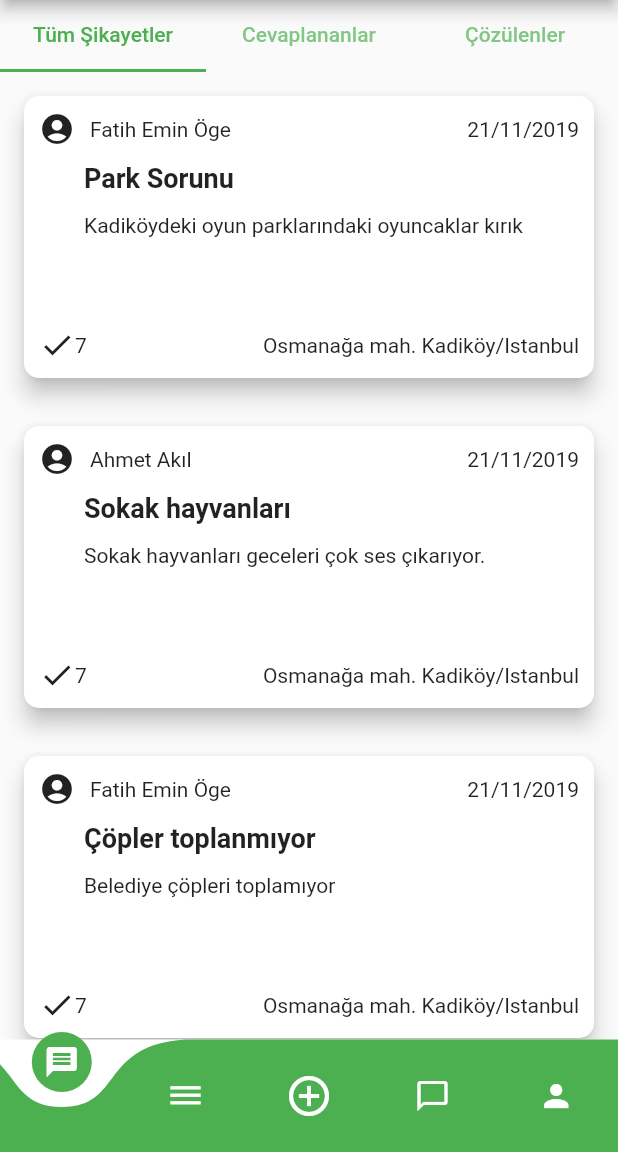
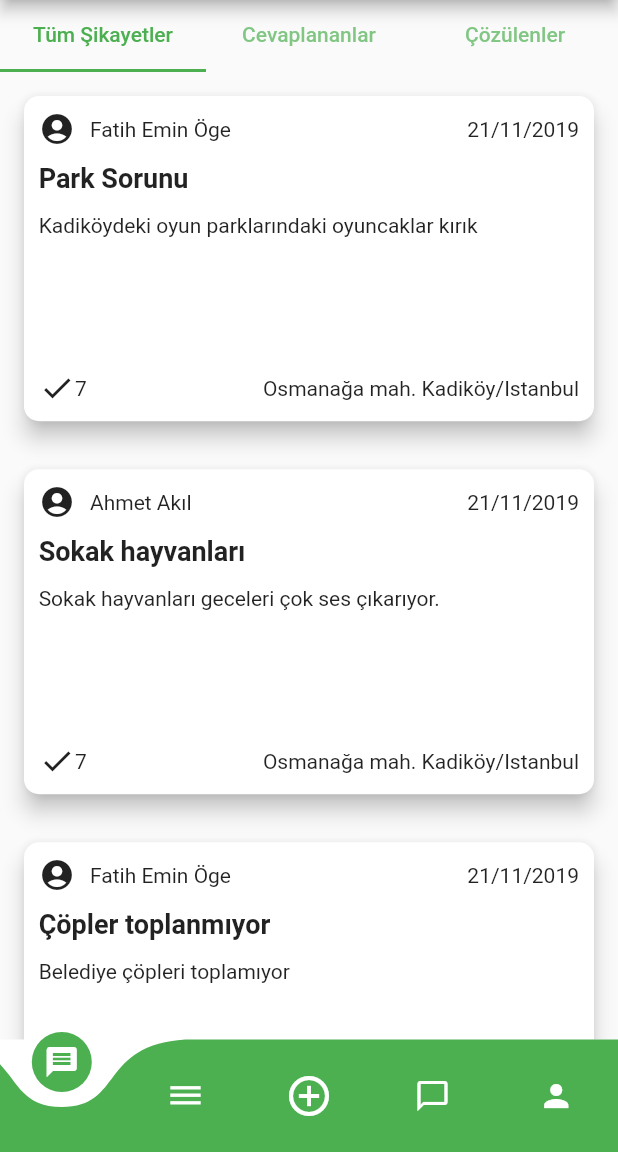
Before and after one commit to ahmetakil/destek_ver, a Flutter app: the screen it shows after launch, on a phone screen of 412 x 824 dp, the part 84-1236 px from its top. Run offline on Flutter 3.47's test engine with Material 2 defaults, Android fonts, the phone set to English and light mode, and no system bars; drawn by our look-alikes of curved_navigation_bar; our stand-ins replace cached_network_image, geolocator, google_maps_flutter, location, rating_bar.

Commit message:
size ları dynamic olarak ayarlıcak biçime getirdim

```diff
--- a/lib/models/complain.dart
+++ b/lib/models/complain.dart
@@ -2,7 +2,7 @@
 import 'package:google_maps_flutter/google_maps_flutter.dart';
 
 class Complain {
-  final String name;
+  final String username;
   final String complainTopic;
   final String complain;
   final DateTime dateTime;
@@ -15,7 +15,7 @@
   bool solved;
 
   Complain({
-    @required this.name,
+    @required this.username,
     @required this.complainTopic,
     @required this.complain,
     @required this.dateTime,
--- a/lib/provider/complains_provider.dart
+++ b/lib/provider/complains_provider.dart
@@ -6,7 +6,7 @@
 class ComplainsProvider with ChangeNotifier {
   List<Complain> _complains = [
     Complain(
-      name: 'Fatih Emin Öge',
+      username: 'Fatih Emin Öge',
       complainTopic: 'Park Sorunu',
       complain: 'Kadiköydeki oyun parklarındaki oyuncaklar kırık',
       location: LatLng(40.990307, 29.0298),
@@ -16,7 +16,7 @@
       upVote: 7,
     ),
     Complain(
-      name: 'Ahmet Akıl',
+      username: 'Ahmet Akıl',
       complainTopic: 'Sokak hayvanları',
       complain: 'Sokak hayvanları geceleri çok ses çıkarıyor.',
       location: LatLng(40.990307, 29.0298),
@@ -27,7 +27,7 @@
       upVote: 7,
     ),
     Complain(
-      name: 'Fatih Emin Öge',
+      username: 'Fatih Emin Öge',
       complainTopic: 'Çöpler toplanmıyor',
       complain: 'Belediye çöpleri toplamıyor',
       location: LatLng(40.990307, 29.0298),
@@ -41,14 +41,14 @@
   ];
 
   void addNewComplain({
-    String name,
+    String username,
     String complainTopic,
     String complain,
     LatLng location,
     DateTime date,
   }) async{
     final newComp = Complain(
-      name: name,
+      username: username,
       complainTopic: complainTopic,
       complain: complain,
       dateTime: date,
--- a/lib/screens/new_complain.dart
+++ b/lib/screens/new_complain.dart
@@ -25,7 +25,7 @@
     LatLng loc = Provider.of<LocationProvider>(context).location;
 
     Provider.of<ComplainsProvider>(context, listen: false).addNewComplain(
-      name: 'Ahmet Akıl',
+      username: 'Ahmet Akıl',
       complainTopic: _complainTopicController.text,
       complain: _complainController.text,
       location: loc,
@@ -75,11 +75,10 @@
                           return "Lütfen Şikayetinizi Girin";
                         } else if (value.length < 5) {
                           return "Şikayetiniz en az 6 karakter olmalıdır";
-                        } else if (value.length > 200) {
-                          return "Şikayetiniz en fazla 200 karakter olmalıdır";
                         }
                         return null;
                       },
+                      maxLength: 200,
                       decoration: InputDecoration(
                         labelText: 'Şikayet',
                         border: OutlineInputBorder(
--- a/lib/screens/tabs_screen.dart
+++ b/lib/screens/tabs_screen.dart
@@ -42,7 +42,7 @@
         bottomNavigationBar: CurvedNavigationBar(
           key: navKey,
           animationDuration: Duration(milliseconds: 200),
-          color: Color.fromRGBO(76, 175, 80, 1),
+          color: Colors.green,
           backgroundColor: Colors.white,
           items: <Widget>[
             Icon(
--- /dev/null
+++ b/lib/util/utils.dart
@@ -0,0 +1,7 @@
+import 'package:flutter/material.dart';
+
+double baseHeight = 640.0;
+
+double screenSize(double size, BuildContext context) {
+  return size * MediaQuery.of(context).size.height / baseHeight;
+}
--- a/lib/widget/complain_detail_screen_item.dart
+++ b/lib/widget/complain_detail_screen_item.dart
@@ -58,7 +58,7 @@
                     Column(
                       children: <Widget>[
                         Text(
-                          widget.comp.name,
+                          widget.comp.username,
                           style: TextStyle(
                             fontSize: 12,
                             fontWeight: FontWeight.bold,
--- a/lib/widget/complain_item.dart
+++ b/lib/widget/complain_item.dart
@@ -4,6 +4,8 @@
 import '../models/complain.dart';
 import '../screens/profile_screen.dart';
 import '../screens/complain_detail_screen.dart';
+import '../util/utils.dart';
+
 
 class ComplainItem extends StatefulWidget {
   final Complain complain;
@@ -55,7 +57,7 @@
                         SizedBox(
                           width: 10,
                         ),
-                        Text(comp.name),
+                        Text(comp.username),
                       ],
                     ),
                   ),
@@ -66,8 +68,8 @@
             InkWell(
               onTap: () => selectComp(context),
               child: Container(
-                height: 100,
-                width: 300,
+                height: screenSize(100.0, context),
+                width: screenSize(280.0, context),
                 child: Column(
                   crossAxisAlignment: CrossAxisAlignment.start,
                   children: <Widget>[
```
Also changed, not shown: lib/screens/profile_screen.dart (+28 -9 lines), lib/screens/suggestions_screen.dart (+90 -4 lines), lib/widget/survey_item.dart (+9 -4 lines).
